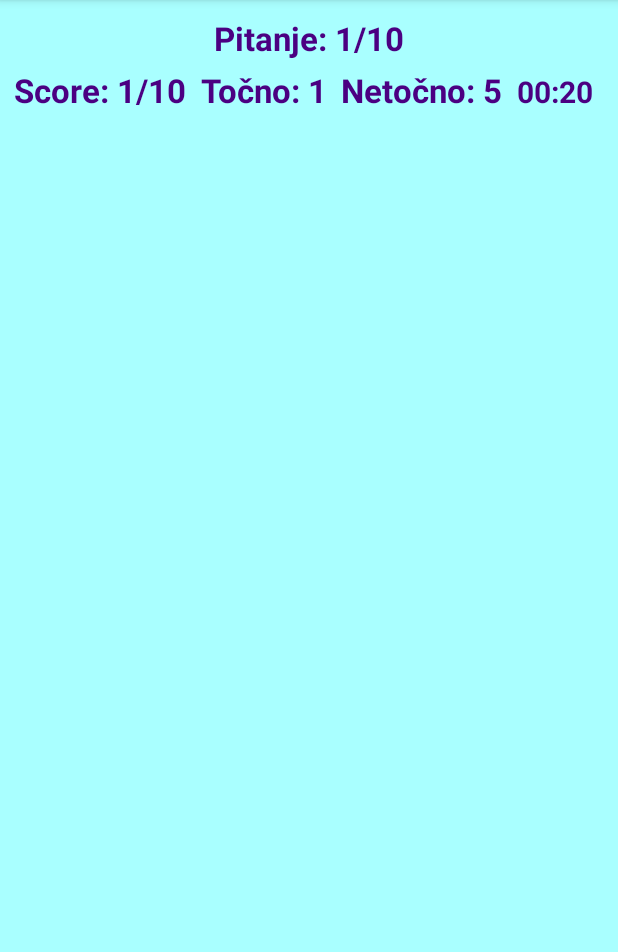
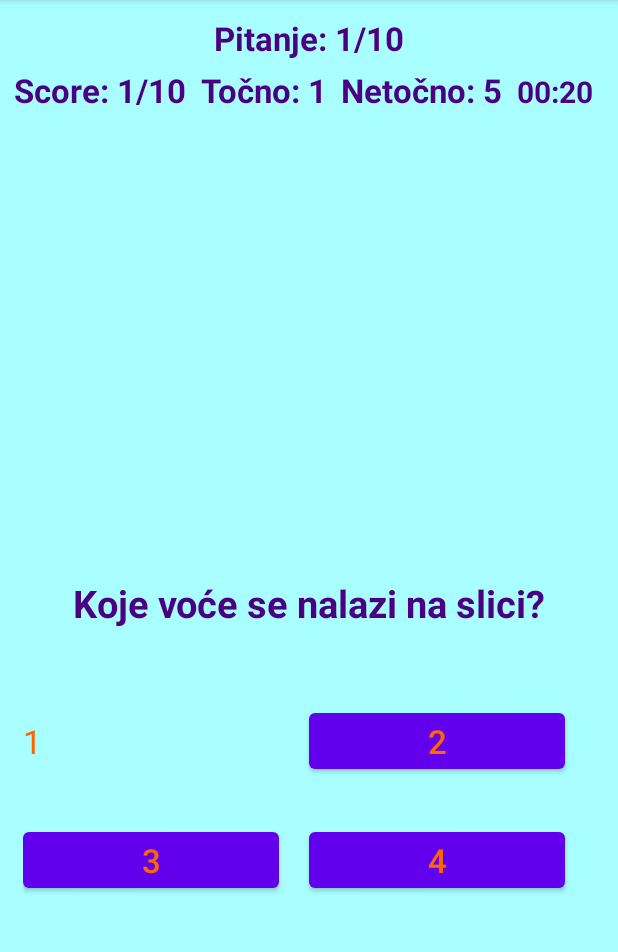
Before and after one commit to LorenaJeger/Kvizalica, an Android app: the screen it shows after launch (MainActivity), on a phone screen of 412 x 824 dp, the part 84-1036 px from its top. Run offline under Robolectric (Android 15) with nearby library versions, the light colour scheme and no system bars.

Commit message:
Botuncici_dodaniIRaspored
Botuncici_dodaniIRaspored

```diff
--- a/app/src/main/res/layout/activity_main.xml
+++ b/app/src/main/res/layout/activity_main.xml
@@ -77,4 +77,83 @@
             android:text="00:20" />
     </LinearLayout>
 
+    <LinearLayout
+        android:layout_width="match_parent"
+        android:layout_height="wrap_content"
+        android:layout_marginTop="300dp"
+        android:orientation="vertical">
+
+        <TextView
+            android:id="@+id/textView2"
+            android:layout_width="match_parent"
+            android:layout_height="wrap_content"
+            android:gravity="center"
+            android:padding="10dp"
+            android:text="Koje voće se nalazi na slici?"
+            android:textColor="#4B0082"
+            android:textSize="25sp"
+            android:textStyle="bold" />
+    </LinearLayout>
+
+    <LinearLayout
+        android:layout_width="match_parent"
+        android:layout_height="wrap_content"
+        android:orientation="vertical"
+        android:padding="10dp"
+        android:layout_marginTop="30dp">>
+        <LinearLayout
+            android:layout_width="match_parent"
+            android:layout_height="wrap_content" >
+
+            <RadioButton
+                android:id="@+id/button1"
+                android:layout_width="0dp"
+                android:layout_height="wrap_content"
+                android:layout_weight="1"
+                android:layout_marginEnd="20dp"
+                android:text="1"
+                android:textSize="22sp"
+                android:textColor="#FF6600"
+                android:button="@null"
+                android:freezesText="true"
+                />
+
+            <Button
+                android:id="@+id/button2"
+                android:layout_width="0dp"
+                android:layout_height="wrap_content"
+                android:layout_weight="1"
+                android:layout_marginEnd="20dp"
+                android:text="2"
+                android:textSize="22sp"
+                android:textColor="#FF6600"/>
+        </LinearLayout>
+
+        <LinearLayout
+            android:layout_width="match_parent"
+            android:layout_height="wrap_content"
+            android:layout_marginTop="30dp">
+            <Button
+                android:id="@+id/button3"
+                android:layout_width="0dp"
+                android:layout_height="wrap_content"
+                android:layout_marginEnd="20dp"
+                android:layout_weight="1"
+                android:text="3"
+                android:textSize="22sp"
+                android:textColor="#FF6600"/>
+
+            <Button
+                android:id="@+id/button4"
+                android:layout_width="0dp"
+                android:layout_height="wrap_content"
+                android:layout_marginEnd="20dp"
+                android:layout_weight="1"
+                android:text="4"
+                android:textSize="22sp"
+                android:textColor="#FF6600" />
+        </LinearLayout>
+
+    </LinearLayout>
+
 </LinearLayout>
```
